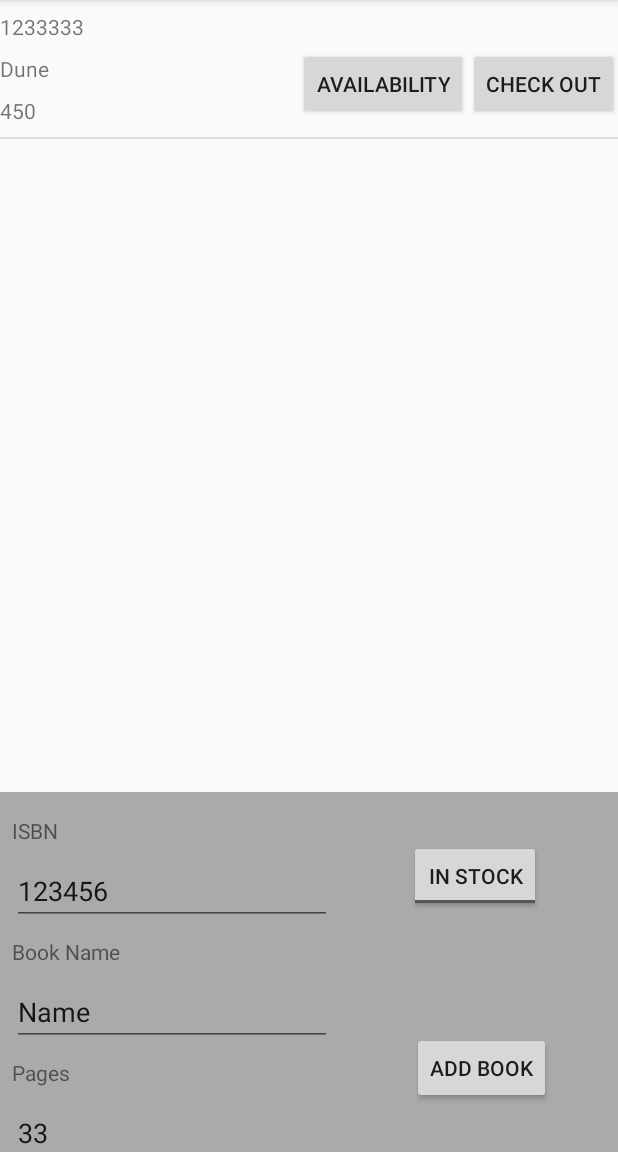
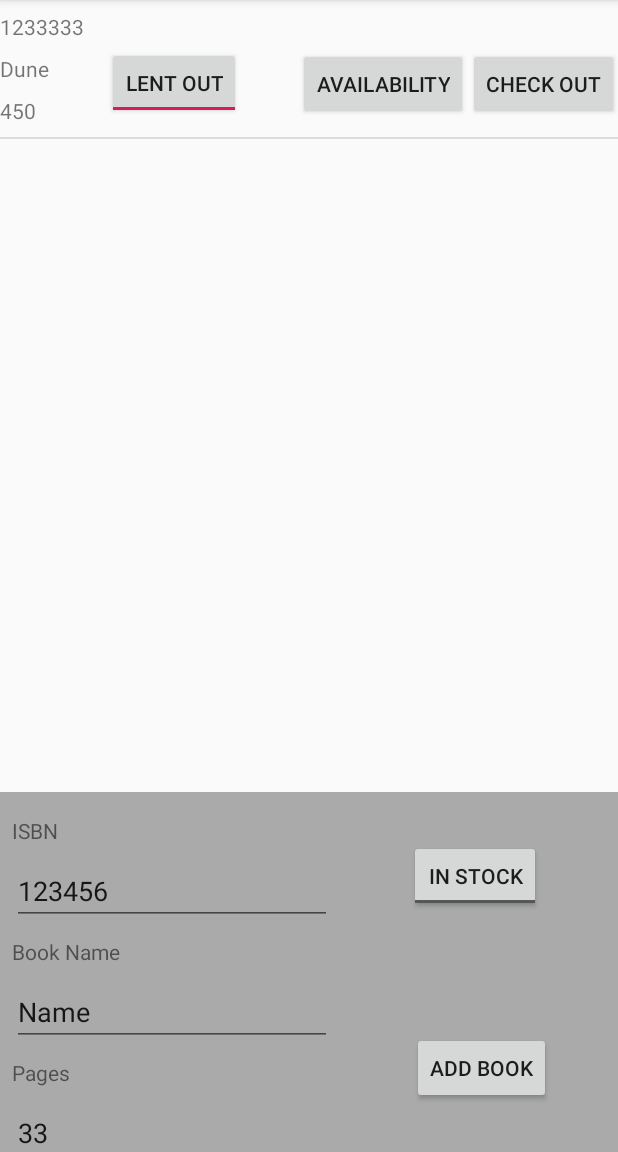
Before and after one commit to zhenqianfeng/RecyclerViewTest, an Android app: the screen it shows after launch (MainActivity), after a tap on "CHECK OUT", on a phone screen of 412 x 824 dp, the part 84-1236 px from its top. Run offline under Robolectric (Android 15) with nearby library versions, the phone set to English and light mode, and no system bars.

Commit message:
add change status

```diff
--- a/app/src/main/java/com/example/recyclerviewtest/BookAdapter.java
+++ b/app/src/main/java/com/example/recyclerviewtest/BookAdapter.java
@@ -9,6 +9,7 @@ import android.view.ViewGroup;
 import android.widget.Button;
 import android.widget.TextView;
 import android.widget.Toast;
+import android.widget.ToggleButton;
 
 import java.util.List;
 
@@ -19,6 +20,7 @@ public class BookAdapter extends RecyclerView.Adapter<BookAdapter.MyViewHolder>{
     class MyViewHolder extends RecyclerView.ViewHolder{
         TextView name, pages, isbn;
         Button btnAvailability, btnCheckout;
+        ToggleButton btnToggle;
 
         MyViewHolder(View view) {
             super(view);
@@ -27,6 +29,7 @@ public class BookAdapter extends RecyclerView.Adapter<BookAdapter.MyViewHolder>{
             isbn = view.findViewById(R.id.txt_ISBN);
             btnAvailability = view.findViewById(R.id.btn_test);
             btnCheckout = view.findViewById(R.id.btn_checkout);
+            btnToggle = view.findViewById(R.id.toggleButton2);
         }
     }
 
@@ -40,11 +43,12 @@ public class BookAdapter extends RecyclerView.Adapter<BookAdapter.MyViewHolder>{
     }
 
     @Override
-    public void onBindViewHolder(@NonNull final BookAdapter.MyViewHolder viewHolder, int i) {
+    public void onBindViewHolder(@NonNull final BookAdapter.MyViewHolder viewHolder, final int i) {
         final Book book=bookList.get(i);
         viewHolder.name.setText(book.getName());
         viewHolder.pages.setText(book.getPage()+"");
         viewHolder.isbn.setText(book.getISBN()+"");
+        viewHolder.btnToggle.setChecked(book.isLent());
 
         viewHolder.btnAvailability.setOnClickListener(new View.OnClickListener() {
             String showMsg;
@@ -62,8 +66,12 @@ public class BookAdapter extends RecyclerView.Adapter<BookAdapter.MyViewHolder>{
             @Override
             public void onClick(View v) {
 
-                Toast.makeText(v.getContext(), String.valueOf(book.getISBN()),
-                        Toast.LENGTH_LONG).show();
+//                Toast.makeText(v.getContext(), String.valueOf(book.getISBN()),
+//                        Toast.LENGTH_LONG).show();
+
+                book.setLent(!book.isLent());
+                bookList.set(i,book);
+                notifyDataSetChanged();
             }
         });
     }
--- a/app/src/main/res/layout/book_row.xml
+++ b/app/src/main/res/layout/book_row.xml
@@ -55,4 +55,17 @@
         app:layout_constraintEnd_toEndOf="parent"
         app:layout_constraintStart_toEndOf="@+id/btn_test"
         app:layout_constraintTop_toTopOf="parent" />
+
+    <ToggleButton
+        android:id="@+id/toggleButton2"
+        android:layout_width="wrap_content"
+        android:layout_height="wrap_content"
+        android:layout_marginStart="25dp"
+        android:layout_marginTop="31dp"
+        android:layout_marginEnd="25dp"
+        android:textOff="In Stock"
+        android:textOn="Lent Out"
+        app:layout_constraintEnd_toStartOf="@+id/btn_test"
+        app:layout_constraintStart_toEndOf="@+id/txt_name"
+        app:layout_constraintTop_toTopOf="parent" />
 </android.support.constraint.ConstraintLayout>
```
